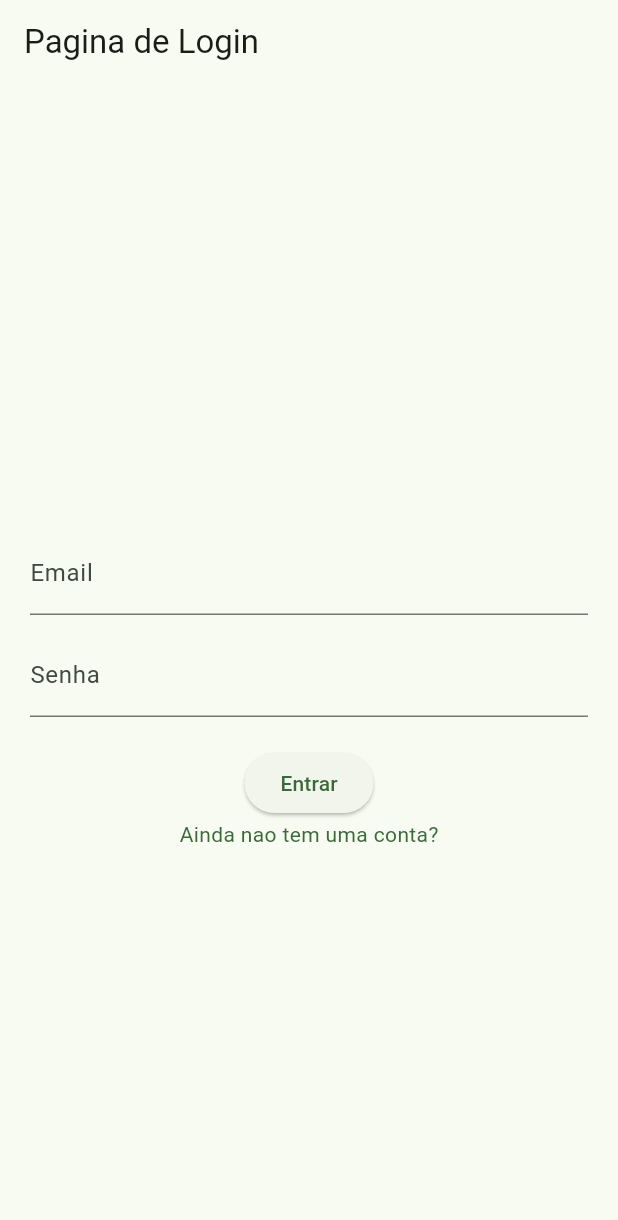
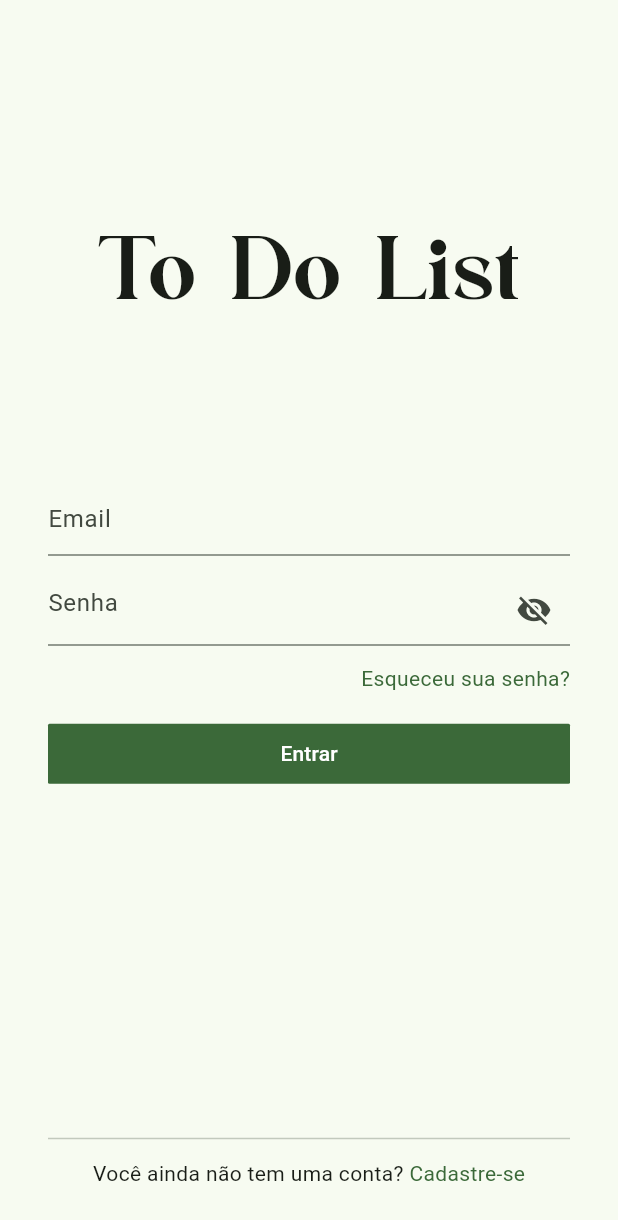
Before and after one commit to Petw143/to_do_list, a Flutter app: the screen it shows after launch, on a phone screen of 412 x 824 dp. Shown: the top 1220 px of the screen. Run offline on Flutter 3.47's test engine with Material 3 defaults, Android fonts, the phone set to English and light mode, and no system bars; our stand-ins replace firebase_core; accounts and stored records are empty.

Commit message:
Criando a página principal do programa, a página de login

```diff
--- a/lib/pages/home_page.dart
+++ b/lib/pages/home_page.dart
@@ -10,48 +10,107 @@ class HomePage extends StatefulWidget {
 class _HomePageState extends State<HomePage> {
   final emailController = TextEditingController();
   final passwordController = TextEditingController();
+  bool _obscureText = true;
 
   @override
   Widget build(BuildContext context) {
     return Scaffold(
-      appBar: AppBar(
-        title: Text('Pagina de Login'),
+      //backgroundColor: Theme.of(context).colorScheme.primary,
+      body: SafeArea(
+        child: Padding(
+          padding: const EdgeInsets.all(32.0),
+          child: Column(
+            mainAxisAlignment: MainAxisAlignment.spaceBetween,
+            children: [
+              const SizedBox(height: 10),
+              Text(
+                'To Do List',
+                style: TextStyle(fontFamily: 'AtheneVoyage', fontSize: 60),
               ),
-      //backgroundColor: Theme.of(context).colorScheme.primary,
-      body: Padding(
-        padding: const EdgeInsets.all(20.0),
-        child: Column(mainAxisAlignment: MainAxisAlignment.center, children: [
-          SizedBox(height: 40),
+              Column(
+                mainAxisSize: MainAxisSize.min,
+                children: [
                   TextField(
                     controller: emailController,
-            decoration: InputDecoration(labelText: 'Email'),
+                    decoration: InputDecoration(hintText: 'Email'),
                     keyboardType: TextInputType.emailAddress,
                   ),
-          SizedBox(height: 12),
+                  const SizedBox(height: 12),
                   TextField(
                     controller: passwordController,
-            decoration: InputDecoration(labelText: 'Senha '),
+                    decoration: InputDecoration(
+                      hintText: 'Senha ',
+                      suffixIcon: IconButton(
+                        icon: Icon(_obscureText
+                            ? Icons.visibility_off
+                            : Icons.visibility),
+                        onPressed: () {
+                          setState(() {
+                            _obscureText = !_obscureText;
+                          });
+                        },
+                      ),
+                    ),
                     keyboardType: TextInputType.visiblePassword,
-            obscureText: true,
+                    obscureText: _obscureText,
                   ),
-          SizedBox(height: 20),
-          Column(
-            children: [
-              ElevatedButton(
-                child: Text('Entrar'),
+                  const SizedBox(height: 12),
+                  Align(
+                    alignment: Alignment.centerRight,
+                    child: GestureDetector(
+                      onTap: () => {},
+                      child: Text(
+                        'Esqueceu sua senha?',
+                        style: TextStyle(color: Theme.of(context).primaryColor),
+                      ),
+                    ),
+                  ),
+                  SizedBox(height: 16),
+                  SizedBox(
+                    width: double.infinity,
+                    child: ElevatedButton(
+                      style: ElevatedButton.styleFrom(
+                        elevation: 0,
+                        shape: RoundedRectangleBorder(
+                          borderRadius: BorderRadius.all(Radius.circular(1)),
+                        ),
+                        backgroundColor: Theme.of(context).colorScheme.primary,
+                      ),
                       onPressed: () => {},
+                      child: Text(
+                        'Entrar',
+                        style: TextStyle(color: Colors.white),
                       ),
-              const Spacer(),
-              Align(
-                child: Text(
-                  'Ainda nao tem uma conta?',
-                  style:
-                      TextStyle(color: Theme.of(context).colorScheme.primary),
                     ),
                   ),
                 ],
+              ),
+              SizedBox(height: 30),
+              Column(
+                mainAxisSize: MainAxisSize.min,
+                children: [
+                  Divider(),
+                  SizedBox(height: 5),
+                  Row(
+                    mainAxisAlignment: MainAxisAlignment.center,
+                    children: [
+                      Text('Você ainda não tem uma conta?'),
+                      GestureDetector(
+                        onTap: () => {},
+                        child: Text(
+                          ' Cadastre-se',
+                          style: TextStyle(
+                            color: Theme.of(context).colorScheme.primary,
+                          ),
+                        ),
                       )
-        ]),
+                    ],
+                  ),
+                ],
+              ),
+            ],
+          ),
+        ),
       ),
     );
   }
```
Also changed, not shown: pubspec.yaml (+6 -14 lines), lib/assets/fonts/Athene Voyage.otf (added), lib/assets/fonts/AtheneVoyage.ttf (added), 1 other file. Lines whose indentation alone changed are shown as unchanged.
